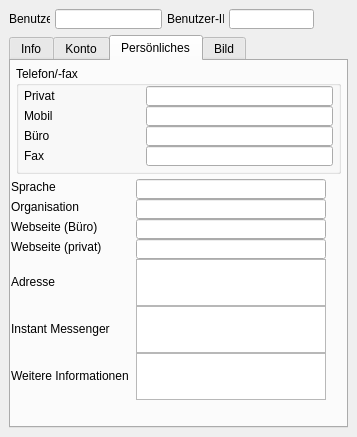
The window that ui/UserDetails.ui (floriandotorg/bumm) describes before a commit, drawn with Qt 5.
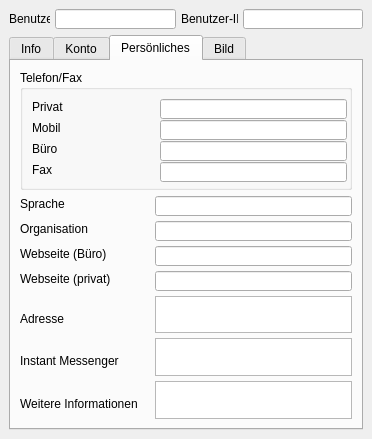
The same window after the commit. The open tabs and pages were chosen to show the change.

Commit message: Layout hinzugefügt

```diff
--- a/ui/UserDetails.ui
+++ b/ui/UserDetails.ui
@@ -5,16 +5,22 @@
    <rect>
     <x>0</x>
     <y>0</y>
-    <width>357</width>
-    <height>437</height>
+    <width>372</width>
+    <height>439</height>
    </rect>
   </property>
+  <property name="minimumSize" >
+   <size>
+    <width>372</width>
+    <height>439</height>
+   </size>
+  </property>
   <property name="windowTitle" >
    <string>Details</string>
   </property>
   <widget class="QWidget" name="_content" >
-   <layout class="QVBoxLayout" name="verticalLayout" >
-    <item>
+   <layout class="QGridLayout" name="gridLayout" >
+    <item row="0" column="0" >
      <layout class="QHBoxLayout" name="horizontalLayout" >
       <property name="spacing" >
        <number>5</number>
@@ -49,12 +55,6 @@
           <height>20</height>
          </size>
         </property>
-        <property name="maximumSize" >
-         <size>
-          <width>107</width>
-          <height>20</height>
-         </size>
-        </property>
         <property name="text" >
          <string/>
         </property>
@@ -93,12 +93,6 @@
           <height>20</height>
          </size>
         </property>
-        <property name="maximumSize" >
-         <size>
-          <width>85</width>
-          <height>20</height>
-         </size>
-        </property>
         <property name="text" >
          <string/>
         </property>
@@ -107,22 +101,9 @@
         </property>
        </widget>
       </item>
-      <item>
-       <spacer name="horizontalSpacer" >
-        <property name="orientation" >
-         <enum>Qt::Horizontal</enum>
-        </property>
-        <property name="sizeHint" stdset="0" >
-         <size>
-          <width>17</width>
-          <height>20</height>
-         </size>
-        </property>
-       </spacer>
-      </item>
      </layout>
     </item>
-    <item>
+    <item row="1" column="0" >
      <widget class="QTabWidget" name="_user_info_tabs" >
       <property name="minimumSize" >
        <size>
@@ -132,7 +113,7 @@
       </property>
       <property name="maximumSize" >
        <size>
-        <width>339</width>
+        <width>16777215</width>
         <height>16777215</height>
        </size>
       </property>
@@ -924,64 +905,24 @@
        <attribute name="title" >
         <string>Persönliches</string>
        </attribute>
+       <layout class="QGridLayout" name="gridLayout_4" >
+        <item row="0" column="0" >
        <widget class="QGroupBox" name="_phone_box" >
-        <property name="geometry" >
-         <rect>
-          <x>5</x>
-          <y>5</y>
-          <width>325</width>
-          <height>108</height>
-         </rect>
-        </property>
         <property name="minimumSize" >
          <size>
           <width>325</width>
-          <height>108</height>
-         </size>
-        </property>
-        <property name="maximumSize" >
-         <size>
-          <width>325</width>
-          <height>108</height>
+            <height>120</height>
          </size>
         </property>
         <property name="title" >
-         <string>Telefon/-fax</string>
-        </property>
-        <widget class="QLineEdit" name="_private_tel" >
-         <property name="geometry" >
-          <rect>
-           <x>130</x>
-           <y>20</y>
-           <width>187</width>
-           <height>20</height>
-          </rect>
-         </property>
-         <property name="minimumSize" >
-          <size>
-           <width>187</width>
-           <height>20</height>
-          </size>
-         </property>
-         <property name="maximumSize" >
-          <size>
-           <width>187</width>
-           <height>20</height>
-          </size>
-         </property>
-         <property name="readOnly" >
-          <bool>true</bool>
-         </property>
-        </widget>
+           <string>Telefon/Fax</string>
+          </property>
+          <layout class="QGridLayout" name="gridLayout_3" >
+           <property name="verticalSpacing" >
+            <number>5</number>
+           </property>
+           <item row="0" column="0" >
         <widget class="QLabel" name="_lbl_private_tel" >
-         <property name="geometry" >
-          <rect>
-           <x>8</x>
-           <y>22</y>
-           <width>122</width>
-           <height>16</height>
-          </rect>
-         </property>
          <property name="minimumSize" >
           <size>
            <width>122</width>
@@ -998,40 +939,9 @@
           <string>Privat</string>
          </property>
         </widget>
-        <widget class="QLineEdit" name="_mobile_tel" >
-         <property name="geometry" >
-          <rect>
-           <x>130</x>
-           <y>40</y>
-           <width>187</width>
-           <height>20</height>
-          </rect>
-         </property>
-         <property name="minimumSize" >
-          <size>
-           <width>187</width>
-           <height>20</height>
-          </size>
-         </property>
-         <property name="maximumSize" >
-          <size>
-           <width>187</width>
-           <height>20</height>
-          </size>
-         </property>
-         <property name="readOnly" >
-          <bool>true</bool>
-         </property>
-        </widget>
+           </item>
+           <item row="1" column="0" >
         <widget class="QLabel" name="_lbl_mobile_tel" >
-         <property name="geometry" >
-          <rect>
-           <x>8</x>
-           <y>42</y>
-           <width>122</width>
-           <height>16</height>
-          </rect>
-         </property>
          <property name="minimumSize" >
           <size>
            <width>122</width>
@@ -1048,40 +958,22 @@
           <string>Mobil</string>
          </property>
         </widget>
-        <widget class="QLineEdit" name="_office_tel" >
-         <property name="geometry" >
-          <rect>
-           <x>130</x>
-           <y>60</y>
-           <width>187</width>
-           <height>20</height>
-          </rect>
-         </property>
+           </item>
+           <item row="1" column="1" >
+            <widget class="QLineEdit" name="_mobile_tel" >
          <property name="minimumSize" >
           <size>
            <width>187</width>
            <height>20</height>
           </size>
          </property>
-         <property name="maximumSize" >
-          <size>
-           <width>187</width>
-           <height>20</height>
-          </size>
-         </property>
          <property name="readOnly" >
           <bool>true</bool>
          </property>
         </widget>
+           </item>
+           <item row="2" column="0" >
         <widget class="QLabel" name="_lbl_office_tel" >
-         <property name="geometry" >
-          <rect>
-           <x>8</x>
-           <y>62</y>
-           <width>122</width>
-           <height>16</height>
-          </rect>
-         </property>
          <property name="minimumSize" >
           <size>
            <width>122</width>
@@ -1098,15 +990,22 @@
           <string>Büro</string>
          </property>
         </widget>
+           </item>
+           <item row="2" column="1" >
+            <widget class="QLineEdit" name="_office_tel" >
+             <property name="minimumSize" >
+              <size>
+               <width>187</width>
+               <height>20</height>
+              </size>
+             </property>
+             <property name="readOnly" >
+              <bool>true</bool>
+             </property>
+            </widget>
+           </item>
+           <item row="3" column="0" >
         <widget class="QLabel" name="_lbl_fax" >
-         <property name="geometry" >
-          <rect>
-           <x>8</x>
-           <y>82</y>
-           <width>122</width>
-           <height>16</height>
-          </rect>
-         </property>
          <property name="minimumSize" >
           <size>
            <width>122</width>
@@ -1123,22 +1022,23 @@
           <string>Fax</string>
          </property>
         </widget>
+           </item>
+           <item row="3" column="1" >
         <widget class="QLineEdit" name="_fax" >
-         <property name="geometry" >
-          <rect>
-           <x>130</x>
-           <y>80</y>
-           <width>187</width>
-           <height>20</height>
-          </rect>
-         </property>
          <property name="minimumSize" >
           <size>
            <width>187</width>
            <height>20</height>
           </size>
          </property>
-         <property name="maximumSize" >
+             <property name="readOnly" >
+              <bool>true</bool>
+             </property>
+            </widget>
+           </item>
+           <item row="0" column="1" >
+            <widget class="QLineEdit" name="_private_tel" >
+             <property name="minimumSize" >
           <size>
            <width>187</width>
            <height>20</height>
@@ -1148,16 +1048,19 @@
           <bool>true</bool>
          </property>
         </widget>
-       </widget>
-       <widget class="QWidget" name="layoutWidget_3" >
-        <property name="geometry" >
-         <rect>
-          <x>0</x>
-          <y>118</y>
-          <width>331</width>
-          <height>221</height>
-         </rect>
-        </property>
+           </item>
+          </layout>
+          <zorder>_lbl_private_tel</zorder>
+          <zorder>_mobile_tel</zorder>
+          <zorder>_lbl_mobile_tel</zorder>
+          <zorder>_office_tel</zorder>
+          <zorder>_lbl_office_tel</zorder>
+          <zorder>_lbl_fax</zorder>
+          <zorder>_fax</zorder>
+          <zorder>_private_tel</zorder>
+         </widget>
+        </item>
+        <item row="1" column="0" >
         <layout class="QFormLayout" name="_personal_form" >
          <property name="sizeConstraint" >
           <enum>QLayout::SetMinimumSize</enum>
@@ -1169,7 +1072,7 @@
           <number>0</number>
          </property>
          <property name="verticalSpacing" >
-          <number>0</number>
+           <number>5</number>
          </property>
          <property name="topMargin" >
           <number>0</number>
@@ -1178,7 +1081,7 @@
           <widget class="QLabel" name="_lbl_language" >
            <property name="minimumSize" >
             <size>
-             <width>125</width>
+              <width>135</width>
              <height>16</height>
             </size>
            </property>
@@ -1201,12 +1104,6 @@
              <height>20</height>
             </size>
            </property>
-           <property name="maximumSize" >
-            <size>
-             <width>190</width>
-             <height>20</height>
-            </size>
-           </property>
            <property name="readOnly" >
             <bool>true</bool>
            </property>
@@ -1216,7 +1113,7 @@
           <widget class="QLabel" name="_lbl_organisation" >
            <property name="minimumSize" >
             <size>
-             <width>125</width>
+              <width>135</width>
              <height>16</height>
             </size>
            </property>
@@ -1239,12 +1136,6 @@
              <height>20</height>
             </size>
            </property>
-           <property name="maximumSize" >
-            <size>
-             <width>190</width>
-             <height>20</height>
-            </size>
-           </property>
            <property name="readOnly" >
             <bool>true</bool>
            </property>
@@ -1254,7 +1145,7 @@
           <widget class="QLabel" name="_lbl_office_url" >
            <property name="minimumSize" >
             <size>
-             <width>125</width>
+              <width>135</width>
              <height>16</height>
             </size>
            </property>
@@ -1277,12 +1168,6 @@
              <height>20</height>
             </size>
            </property>
-           <property name="maximumSize" >
-            <size>
-             <width>190</width>
-             <height>20</height>
-            </size>
-           </property>
            <property name="readOnly" >
             <bool>true</bool>
            </property>
@@ -1292,7 +1177,7 @@
           <widget class="QLabel" name="_lbl_private_url" >
            <property name="minimumSize" >
             <size>
-             <width>125</width>
+              <width>135</width>
              <height>16</height>
             </size>
            </property>
@@ -1315,12 +1200,6 @@
              <height>20</height>
             </size>
            </property>
-           <property name="maximumSize" >
-            <size>
-             <width>190</width>
-             <height>20</height>
-            </size>
-           </property>
            <property name="readOnly" >
             <bool>true</bool>
            </property>
@@ -1330,7 +1209,7 @@
           <widget class="QLabel" name="_lbl_address" >
            <property name="minimumSize" >
             <size>
-             <width>125</width>
+              <width>135</width>
              <height>45</height>
             </size>
            </property>
@@ -1347,18 +1226,6 @@
          </item>
          <item row="4" column="1" >
           <widget class="QTextEdit" name="_address" >
-           <property name="minimumSize" >
-            <size>
-             <width>190</width>
-             <height>45</height>
-            </size>
-           </property>
-           <property name="maximumSize" >
-            <size>
-             <width>190</width>
-             <height>16777215</height>
-            </size>
-           </property>
            <property name="readOnly" >
             <bool>true</bool>
            </property>
@@ -1368,7 +1235,7 @@
           <widget class="QLabel" name="_lbl_instant_messenger" >
            <property name="minimumSize" >
             <size>
-             <width>125</width>
+              <width>135</width>
              <height>45</height>
             </size>
            </property>
@@ -1385,18 +1252,6 @@
          </item>
          <item row="5" column="1" >
           <widget class="QTextEdit" name="_instant_messenger" >
-           <property name="minimumSize" >
-            <size>
-             <width>190</width>
-             <height>45</height>
-            </size>
-           </property>
-           <property name="maximumSize" >
-            <size>
-             <width>190</width>
-             <height>16777215</height>
-            </size>
-           </property>
            <property name="readOnly" >
             <bool>true</bool>
            </property>
@@ -1406,7 +1261,7 @@
           <widget class="QLabel" name="_lbl_more_info" >
            <property name="minimumSize" >
             <size>
-             <width>125</width>
+              <width>135</width>
              <height>45</height>
             </size>
            </property>
@@ -1423,25 +1278,14 @@
          </item>
          <item row="6" column="1" >
           <widget class="QTextEdit" name="_more_info" >
-           <property name="minimumSize" >
-            <size>
-             <width>190</width>
-             <height>45</height>
-            </size>
-           </property>
-           <property name="maximumSize" >
-            <size>
-             <width>190</width>
-             <height>16777215</height>
-            </size>
-           </property>
            <property name="readOnly" >
             <bool>true</bool>
            </property>
           </widget>
          </item>
         </layout>
-       </widget>
+        </item>
+       </layout>
       </widget>
       <widget class="QWidget" name="_pic_tab" >
        <attribute name="title" >
```
Left out of the diff: 426 changed lines with no effect on the pictures. Lines whose indentation alone changed are shown as unchanged. The commit also changes 1 other file.
